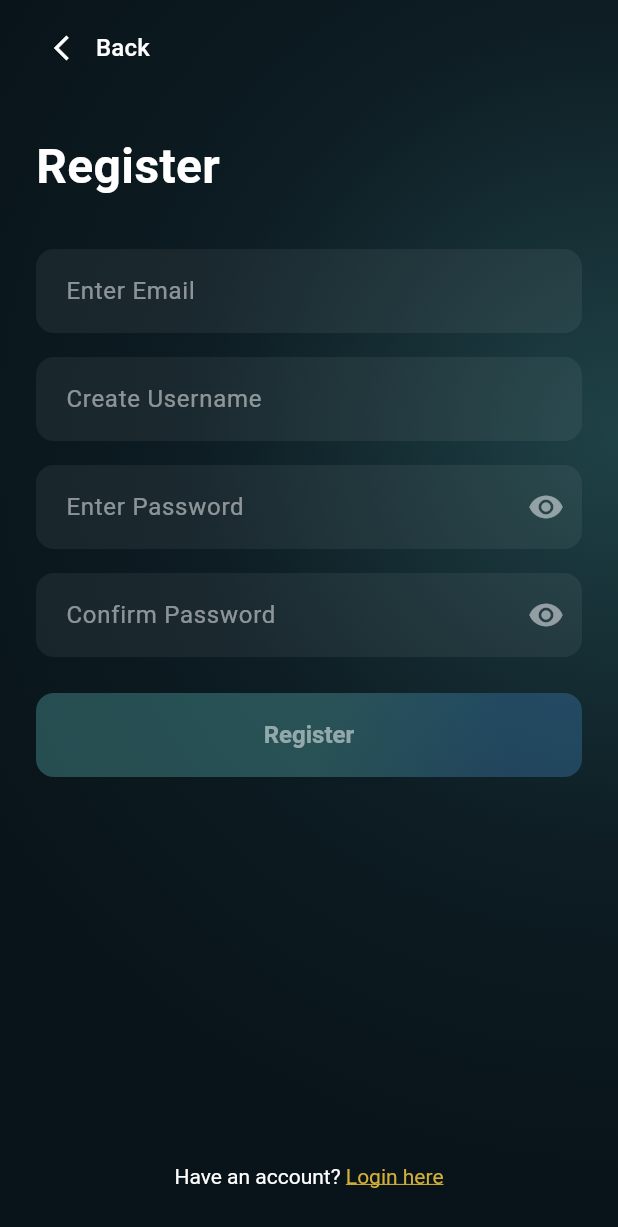
After one commit to dzully/youapp-mobile, a Flutter app: the screen it shows after launch, after a tap on "Register", on a phone screen of 412 x 824 dp. The commit adds this screen. Shown: the top 1227 px of the screen. Run offline on Flutter 3.47's test engine with Material 3 defaults, Android fonts, the phone set to English and light mode, and no system bars; network calls fail.

Commit message:
Add registration flow, custom font, and UI enhancements
- Integrated Chicle font and added to pubspec.yaml
- Created RegisterPage with form validation and styling
- Updated LoginPage with navigation and styling improvements
- Added gradient background and interactive UI elements
- Implemented form validation for email, username, and password

```diff
--- a/lib/main.dart
+++ b/lib/main.dart
@@ -1,10 +1,20 @@
 import 'dart:math' as math;
 
 import 'package:flutter/material.dart';
+import 'package:youapp/pages/login_page.dart';
+import 'package:youapp/pages/register_page.dart';
 
 void main() {
   runApp(const MyApp());
 }
+
+const kBackgroundGradientColors = [
+  Color(0xFF1F4247),
+  Color(0xFF0D1D23),
+  Color(0xFF09141A),
+];
+
+const kBackgroundGradientStops = [0.0, 0.5618, 1.0];
 
 class AvatarCircles extends StatefulWidget {
   const AvatarCircles({super.key});
@@ -52,8 +62,19 @@ class NotificationScreen extends StatelessWidget {
 
   @override
   Widget build(BuildContext context) {
-    return Scaffold(
+    return Container(
+      decoration: const BoxDecoration(
+        gradient: RadialGradient(
+          center: Alignment(1.0, -0.3),
+          radius: 1.2,
+          colors: kBackgroundGradientColors,
+          stops: kBackgroundGradientStops,
+        ),
+      ),
+      child: Scaffold(
+        backgroundColor: Colors.transparent,
         body: SafeArea(
+          child: SingleChildScrollView(
             child: Padding(
               padding: const EdgeInsets.all(20.0),
               child: Column(
@@ -67,11 +88,13 @@ class NotificationScreen extends StatelessWidget {
                     builder: (context, value, child) {
                       return Transform.scale(
                         scale: value,
-                    child: const Text(
-                      '9:41',
+                        child: Text(
+                          'YouApp',
                           style: TextStyle(
                             fontSize: 64,
                             fontWeight: FontWeight.bold,
+                            fontFamily: 'Chicle',
+                            color: Colors.white,
                           ),
                         ),
                       );
@@ -86,7 +109,7 @@ class NotificationScreen extends StatelessWidget {
                         'https://images.unsplash.com/photo-1494790108377-be9c29b29330?w=150&h=150&fit=crop&crop=faces',
                     time: '20m',
                   ),
-              const SizedBox(height: 10),
+                  const SizedBox(height: 20),
                   NotificationCard(
                     name: 'Thom Avril',
                     action: 'Is eating at Dome, Joondalup.',
@@ -114,47 +137,64 @@ class NotificationScreen extends StatelessWidget {
                     },
                     child: Column(
                       children: [
-                    const Text(
+                        Text(
                           "Don't miss out on what your\nfriends are up to",
                           textAlign: TextAlign.center,
                           style: TextStyle(
                             fontSize: 24,
                             fontWeight: FontWeight.bold,
+                            color: Colors.white,
                           ),
                         ),
                         const SizedBox(height: 10),
-                    const Text(
+                        Text(
                           'Never miss those precious moments.',
                           style: TextStyle(
-                        color: Colors.grey,
+                            color: Colors.white.withOpacity(0.7),
                             fontSize: 16,
                           ),
                         ),
                         const SizedBox(height: 20),
                         ElevatedButton(
-                      onPressed: () {},
+                          onPressed: () {
+                            // Navigate to the login screen
+                            Navigator.push(
+                              context,
+                              MaterialPageRoute(
+                                  builder: (context) => LoginPage()),
+                            );
+                          },
                           style: ElevatedButton.styleFrom(
-                        backgroundColor: Colors.black,
+                            backgroundColor: const Color(0xFF62CDCB),
                             foregroundColor: Colors.white,
                             minimumSize: const Size(double.infinity, 50),
                             shape: RoundedRectangleBorder(
                               borderRadius: BorderRadius.circular(25),
                             ),
                           ),
-                      child: const Text('Turn on notifications'),
+                          child: const Text('Login'),
                         ),
                         const SizedBox(height: 10),
                         TextButton(
-                      onPressed: () {},
+                          onPressed: () {
+                            // Navigate to the register screen
+                            Navigator.push(
+                              context,
+                              MaterialPageRoute(
+                                  builder: (context) => RegisterPage()),
+                            );
+                          },
                           child: const Text(
-                        'Another time',
-                        style: TextStyle(color: Colors.grey),
+                            'Register',
+                            style: TextStyle(color: Color(0xFFD4AF37)),
                           ),
                         ),
                       ],
                     ),
                   ),
                 ],
+              ),
+            ),
           ),
         ),
       ),
@@ -281,6 +321,7 @@ class _NotificationCardState extends State<NotificationCard>
   late AnimationController _controller;
   late Animation<double> _scaleAnimation;
   late Animation<double> _fadeAnimation;
+  late Animation<Color?> _colorAnimation;
 
   @override
   Widget build(BuildContext context) {
@@ -297,11 +338,11 @@ class _NotificationCardState extends State<NotificationCard>
                 color: Colors.white,
                 borderRadius: BorderRadius.circular(15),
                 boxShadow: [
-                  // Outer glow effect
                   BoxShadow(
-                    color: Colors.purple.withOpacity(0.03),
-                    spreadRadius: 7,
-                    blurRadius: 10,
+                    color: _colorAnimation.value ??
+                        Colors.purple.withOpacity(0.03),
+                    spreadRadius: 2,
+                    blurRadius: 5,
                     offset: const Offset(0, 0),
                   ),
                   // Inner sharper glow
@@ -367,9 +408,9 @@ class _NotificationCardState extends State<NotificationCard>
   void initState() {
     super.initState();
     _controller = AnimationController(
-      duration: const Duration(milliseconds: 500),
+      duration: const Duration(seconds: 2),
       vsync: this,
-    );
+    )..repeat(reverse: true);
 
     _scaleAnimation = Tween<double>(begin: 0.8, end: 1.0).animate(
       CurvedAnimation(
@@ -385,6 +426,16 @@ class _NotificationCardState extends State<NotificationCard>
       ),
     );
 
+    _colorAnimation = ColorTween(
+      begin: Colors.red,
+      end: Colors.purple,
+    ).animate(
+      CurvedAnimation(
+        parent: _controller,
+        curve: Curves.linear,
+      ),
+    );
+
     _controller.forward();
   }
 }
--- a/lib/pages/login_page.dart
+++ b/lib/pages/login_page.dart
@@ -1,4 +1,6 @@
+import 'package:flutter/gestures.dart';
 import 'package:flutter/material.dart';
+import 'package:youapp/pages/register_page.dart';
 
 const kLoginGradient = RadialGradient(
   center: Alignment(1.0, -0.3),
@@ -76,7 +78,7 @@ class _LoginPageState extends State<LoginPage> {
                 const SizedBox(height: 8),
                 // Back Button
                 TextButton.icon(
-                  onPressed: () => Navigator.pop(context),
+                  onPressed: () => Navigator.pushReplacementNamed(context, '/'),
                   icon: const Icon(
                     Icons.arrow_back_ios,
                     color: Colors.white,
@@ -117,7 +119,7 @@ class _LoginPageState extends State<LoginPage> {
                       fontSize: 16,
                     ),
                     filled: true,
-                    fillColor: const Color(0xFF2C2C2E),
+                    fillColor: Colors.white.withOpacity(0.06),
                     border: OutlineInputBorder(
                       borderRadius: BorderRadius.circular(12),
                       borderSide: BorderSide.none,
@@ -163,7 +165,7 @@ class _LoginPageState extends State<LoginPage> {
                       fontSize: 16,
                     ),
                     filled: true,
-                    fillColor: const Color(0xFF2C2C2E),
+                    fillColor: Colors.white.withOpacity(0.06),
                     border: OutlineInputBorder(
                       borderRadius: BorderRadius.circular(12),
                       borderSide: BorderSide.none,
@@ -291,14 +293,23 @@ class _LoginPageState extends State<LoginPage> {
                           color: Colors.white,
                           fontSize: 14,
                         ),
-                        children: const [
+                        children: [
                           TextSpan(
                             text: 'Register here',
-                            style: TextStyle(
+                            style: const TextStyle(
                               color: Color(0xFFD4AF37), // Gold/yellow color
                               fontSize: 14,
                               decoration: TextDecoration.underline,
                             ),
+                            recognizer: TapGestureRecognizer()
+                              ..onTap = () {
+                                Navigator.push(
+                                  context,
+                                  MaterialPageRoute(
+                                      builder: (context) =>
+                                          const RegisterPage()),
+                                );
+                              },
                           ),
                         ],
                       ),
--- /dev/null
+++ b/lib/pages/register_page.dart
@@ -0,0 +1,361 @@
+import 'package:flutter/material.dart';
+import 'package:youapp/pages/login_page.dart';
+
+const kLoginGradient = RadialGradient(
+  center: Alignment(1.0, -0.3),
+  radius: 1.2,
+  colors: kLoginGradientColors,
+  stops: kLoginGradientStops,
+);
+
+const kLoginGradientColors = [
+  Color(0xFF1F4247), // Dark teal
+  Color(0xFF0D1D23), // Dark blue-gray
+  Color(0xFF09141A), // Nearly black
+];
+
+const kLoginGradientStops = [0.0, 0.5618, 1.0];
+
+class RegisterPage extends StatefulWidget {
+  const RegisterPage({super.key});
+
+  @override
+  State<RegisterPage> createState() => _RegisterPageState();
+}
+
+class _RegisterPageState extends State<RegisterPage> {
+  bool isPasswordVisible = false;
+  bool isConfirmPasswordVisible = false;
+  final _emailController = TextEditingController();
+  final _usernameController = TextEditingController();
+  final _passwordController = TextEditingController();
+  final _confirmPasswordController = TextEditingController();
+  String? _emailError;
+  String? _usernameError;
+  String? _passwordError;
+  String? _confirmPasswordError;
+
+  bool get _isFormValid =>
+      _emailError == null &&
+      _usernameError == null &&
+      _passwordError == null &&
+      _confirmPasswordError == null &&
+      _emailController.text.isNotEmpty &&
+      _usernameController.text.isNotEmpty &&
+      _passwordController.text.isNotEmpty &&
+      _confirmPasswordController.text.isNotEmpty;
+
+  @override
+  Widget build(BuildContext context) {
+    _emailController.addListener(_updateFormState);
+    _usernameController.addListener(_updateFormState);
+    _passwordController.addListener(_updateFormState);
+    _confirmPasswordController.addListener(_updateFormState);
+
+    return Scaffold(
+      body: Container(
+        decoration: const BoxDecoration(gradient: kLoginGradient),
+        child: SafeArea(
+          child: Padding(
+            padding: const EdgeInsets.symmetric(horizontal: 24),
+            child: Column(
+              crossAxisAlignment: CrossAxisAlignment.start,
+              children: [
+                const SizedBox(height: 8),
+                TextButton.icon(
+                  onPressed: () => Navigator.pushReplacementNamed(context, '/'),
+                  icon: const Icon(
+                    Icons.arrow_back_ios,
+                    color: Colors.white,
+                    size: 20,
+                  ),
+                  label: const Text(
+                    'Back',
+                    style: TextStyle(
+                      color: Colors.white,
+                      fontSize: 16,
+                      fontWeight: FontWeight.w500,
+                    ),
+                  ),
+                ),
+                const SizedBox(height: 32),
+                const Text(
+                  'Register',
+                  style: TextStyle(
+                    color: Colors.white,
+                    fontSize: 32,
+                    fontWeight: FontWeight.bold,
+                  ),
+                ),
+                const SizedBox(height: 32),
+                _buildTextField(
+                  controller: _emailController,
+                  hintText: 'Enter Email',
+                  errorText: _emailError,
+                ),
+                const SizedBox(height: 16),
+                _buildTextField(
+                  controller: _usernameController,
+                  hintText: 'Create Username',
+                  errorText: _usernameError,
+                ),
+                const SizedBox(height: 16),
+                _buildTextField(
+                  controller: _passwordController,
+                  hintText: 'Enter Password',
+                  errorText: _passwordError,
+                  isPassword: true,
+                  isPasswordVisible: isPasswordVisible,
+                  onTogglePasswordVisibility: () {
+                    setState(() {
+                      isPasswordVisible = !isPasswordVisible;
+                    });
+                  },
+                ),
+                const SizedBox(height: 16),
+                _buildTextField(
+                  controller: _confirmPasswordController,
+                  hintText: 'Confirm Password',
+                  errorText: _confirmPasswordError,
+                  isPassword: true,
+                  isPasswordVisible: isConfirmPasswordVisible,
+                  onTogglePasswordVisibility: () {
+                    setState(() {
+                      isConfirmPasswordVisible = !isConfirmPasswordVisible;
+                    });
+                  },
+                ),
+                const SizedBox(height: 24),
+                _buildRegisterButton(),
+                const Spacer(),
+                _buildLoginLink(),
+              ],
+            ),
+          ),
+        ),
+      ),
+    );
+  }
+
+  @override
+  void dispose() {
+    _emailController.removeListener(_updateFormState);
+    _usernameController.removeListener(_updateFormState);
+    _passwordController.removeListener(_updateFormState);
+    _confirmPasswordController.removeListener(_updateFormState);
+    _emailController.dispose();
+    _usernameController.dispose();
+    _passwordController.dispose();
+    _confirmPasswordController.dispose();
+    super.dispose();
+  }
+
+  Widget _buildLoginLink() {
+    return Center(
+      child: Padding(
+        padding: const EdgeInsets.only(bottom: 32),
+        child: GestureDetector(
+          onTap: () => Navigator.push(
+            context,
+            MaterialPageRoute(builder: (context) => const LoginPage()),
+          ),
+          child: RichText(
+            text: TextSpan(
+              text: 'Have an account? ',
+              style: const TextStyle(
+                color: Colors.white,
+                fontSize: 14,
+              ),
+              children: const [
+                TextSpan(
+                  text: 'Login here',
+                  style: TextStyle(
+                    color: Color(0xFFD4AF37),
+                    fontSize: 14,
+                    decoration: TextDecoration.underline,
+                  ),
+                ),
+              ],
+            ),
+          ),
+        ),
+      ),
+    );
+  }
+
+  Widget _buildRegisterButton() {
+    return Container(
+      decoration: BoxDecoration(
+        borderRadius: BorderRadius.circular(12),
+        boxShadow: _isFormValid
+            ? [
+                BoxShadow(
+                  color: const Color(0xFF62CDCB).withOpacity(0.5),
+                  blurRadius: 20,
+                  spreadRadius: 0,
+                ),
+                BoxShadow(
+                  color: const Color(0xFF4599DB).withOpacity(0.5),
+                  blurRadius: 20,
+                  spreadRadius: 0,
+                ),
+              ]
+            : [],
+      ),
+      child: ElevatedButton(
+        onPressed: _isFormValid ? _validateInputs : null,
+        style: ElevatedButton.styleFrom(
+          padding: EdgeInsets.zero,
+          minimumSize: const Size(double.infinity, 56),
+          shape: RoundedRectangleBorder(
+            borderRadius: BorderRadius.circular(12),
+          ),
+          backgroundColor: Colors.transparent,
+          elevation: 0,
+        ),
+        child: AnimatedContainer(
+          duration: const Duration(milliseconds: 300),
+          decoration: BoxDecoration(
+            gradient: LinearGradient(
+              colors: [
+                _isFormValid
+                    ? const Color(0xFF62CDCB)
+                    : const Color(0xFF62CDCB).withOpacity(0.3),
+                _isFormValid
+                    ? const Color(0xFF4599DB)
+                    : const Color(0xFF4599DB).withOpacity(0.3),
+              ],
+              begin: const Alignment(-0.3, 0.0),
+              end: const Alignment(1.0, 0.0),
+              stops: const [0.2488, 0.7849],
+            ),
+            borderRadius: BorderRadius.circular(12),
+          ),
+          child: Container(
+            width: double.infinity,
+            height: 56,
+            alignment: Alignment.center,
+            child: AnimatedDefaultTextStyle(
+              duration: const Duration(milliseconds: 300),
+              style: TextStyle(
+                color:
+                    _isFormValid ? Colors.white : Colors.white.withOpacity(0.5),
+                fontSize: 16,
+                fontWeight: FontWeight.w600,
+              ),
+              child: const Text('Register'),
+            ),
+          ),
+        ),
+      ),
+    );
+  }
+
+  Widget _buildTextField({
+    required TextEditingController controller,
+    required String hintText,
+    String? errorText,
+    bool isPassword = false,
+    bool? isPasswordVisible,
+    VoidCallback? onTogglePasswordVisibility,
+  }) {
+    return TextField(
+      controller: controller,
+      obscureText: isPassword && !(isPasswordVisible ?? false),
+      style: const TextStyle(color: Colors.white),
+      decoration: InputDecoration(
+        hintText: hintText,
+        hintStyle: TextStyle(
+          color: Colors.white.withOpacity(0.5),
+          fontSize: 16,
+        ),
+        filled: true,
+        fillColor: Colors.white.withOpacity(0.06),
+        border: OutlineInputBorder(
+          borderRadius: BorderRadius.circular(12),
+          borderSide: BorderSide.none,
+        ),
+        contentPadding: const EdgeInsets.all(16),
+        errorText: errorText,
+        errorStyle: const TextStyle(
+          color: Color(0xFFFF3B30),
+          fontSize: 12,
+        ),
+        enabledBorder: OutlineInputBorder(
+          borderRadius: BorderRadius.circular(12),
+          borderSide: BorderSide.none,
+        ),
+        errorBorder: OutlineInputBorder(
+          borderRadius: BorderRadius.circular(12),
+          borderSide: const BorderSide(
+            color: Color(0xFFFF3B30),
+            width: 1,
+          ),
+        ),
+        focusedErrorBorder: OutlineInputBorder(
+          borderRadius: BorderRadius.circular(12),
+          borderSide: const BorderSide(
+            color: Color(0xFFFF3B30),
+            width: 1,
+          ),
+        ),
+        suffixIcon: isPassword
+            ? IconButton(
+                icon: Icon(
+                  isPasswordVisible ?? false
+                      ? Icons.visibility_off
+                      : Icons.visibility,
+                  color: Colors.white.withOpacity(0.5),
+                ),
+                onPressed: onTogglePasswordVisibility,
+              )
+            : null,
+      ),
+    );
+  }
+
+  void _updateFormState() {
+    setState(() {});
+  }
+
+  bool _validateEmail(String email) {
+    final emailRegex = RegExp(r'^[\w-\.]+@([\w-]+\.)+[\w-]{2,4}$');
+    return emailRegex.hasMatch(email);
+  }
+
+  void _validateInputs() {
+    setState(() {
+      if (_emailController.text.isEmpty) {
+        _emailError = 'Email is required';
+      } else if (!_validateEmail(_emailController.text)) {
+        _emailError = 'Invalid email format';
+      } else {
+        _emailError = null;
+      }
+
+      if (_usernameController.text.isEmpty) {
+        _usernameError = 'Username is required';
+      } else if (_usernameController.text.length < 3) {
+        _usernameError = 'Username must be at least 3 characters';
+      } else {
+        _usernameError = null;
+      }
+
+      if (_passwordController.text.isEmpty) {
+        _passwordError = 'Password is required';
+      } else if (_passwordController.text.length < 6) {
+        _passwordError = 'Password must be at least 6 characters';
+      } else {
+        _passwordError = null;
+      }
+
+      if (_confirmPasswordController.text.isEmpty) {
+        _confirmPasswordError = 'Please confirm your password';
+      } else if (_confirmPasswordController.text != _passwordController.text) {
+        _confirmPasswordError = 'Passwords do not match';
+      } else {
+        _confirmPasswordError = null;
+      }
+    });
+  }
+}
```
Also changed, not shown: pubspec.yaml (+9 -2 lines), assets/fonts/Chicle-Regular.ttf (added). Lines whose indentation alone changed are shown as unchanged.
